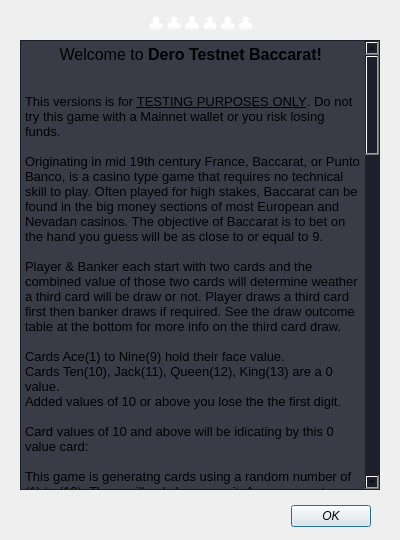
Old version of the form Testnet-Baccarat/help.ui in the repository SixofClubsss/Dero-Baccarat.
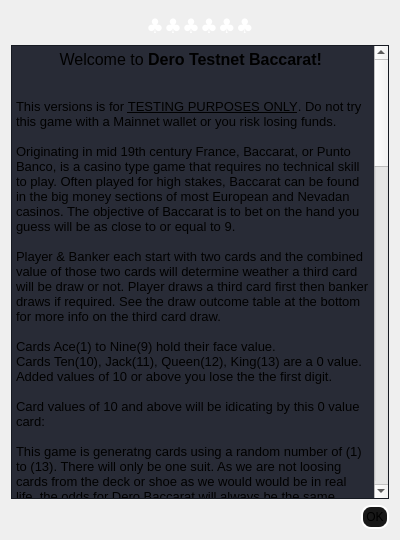
New version of the form. Icons and pictures are not drawn.

```diff
--- a/Testnet-Baccarat/help.ui
+++ b/Testnet-Baccarat/help.ui
@@ -13,15 +13,23 @@
   <property name="windowTitle">
    <string>Menu</string>
   </property>
+  <property name="styleSheet">
+   <string notr="true">QDialog{
+	background-image: url(:/background);
+background-position: center;
+}
+QPushButton {
+	background-color: rgb(24, 24, 24);
+    border-style: inset;
+    border-width: 2px;
+    border-radius: 10px;
+    border-color: white;
+    padding: 3px;
+}</string>
+  </property>
+  <layout class="QGridLayout" name="gridLayout">
+   <item row="0" column="0">
   <widget class="QLabel" name="clubsLabel">
-   <property name="geometry">
-    <rect>
-     <x>80</x>
-     <y>10</y>
-     <width>242</width>
-     <height>25</height>
-    </rect>
-   </property>
    <property name="palette">
     <palette>
      <active>
@@ -158,38 +166,11 @@
     <set>Qt::AlignCenter</set>
    </property>
   </widget>
-  <widget class="QDialogButtonBox" name="buttonBox">
-   <property name="geometry">
-    <rect>
-     <x>30</x>
-     <y>500</y>
-     <width>341</width>
-     <height>32</height>
-    </rect>
-   </property>
-   <property name="font">
-    <font>
-     <italic>true</italic>
-    </font>
-   </property>
-   <property name="orientation">
-    <enum>Qt::Horizontal</enum>
-   </property>
-   <property name="standardButtons">
-    <set>QDialogButtonBox::Ok</set>
-   </property>
-  </widget>
+   </item>
+   <item row="1" column="0">
   <widget class="QTextBrowser" name="textBrowser">
-   <property name="geometry">
-    <rect>
-     <x>20</x>
-     <y>40</y>
-     <width>360</width>
-     <height>450</height>
-    </rect>
-   </property>
    <property name="styleSheet">
-    <string notr="true">background-color: rgb(28, 31, 43,  220);</string>
+      <string notr="true">background-color: rgb(28, 31, 43,  240);</string>
    </property>
    <property name="html">
     <string>&lt;!DOCTYPE HTML PUBLIC &quot;-//W3C//DTD HTML 4.0//EN&quot; &quot;http://www.w3.org/TR/REC-html40/strict.dtd&quot;&gt;
@@ -330,6 +311,23 @@
     <bool>true</bool>
    </property>
   </widget>
+   </item>
+   <item row="2" column="0">
+    <widget class="QDialogButtonBox" name="buttonBox">
+     <property name="font">
+      <font>
+       <italic>true</italic>
+      </font>
+     </property>
+     <property name="orientation">
+      <enum>Qt::Horizontal</enum>
+     </property>
+     <property name="standardButtons">
+      <set>QDialogButtonBox::Ok</set>
+     </property>
+    </widget>
+   </item>
+  </layout>
  </widget>
  <resources/>
  <connections>
```
Lines whose indentation alone changed are shown as unchanged.
